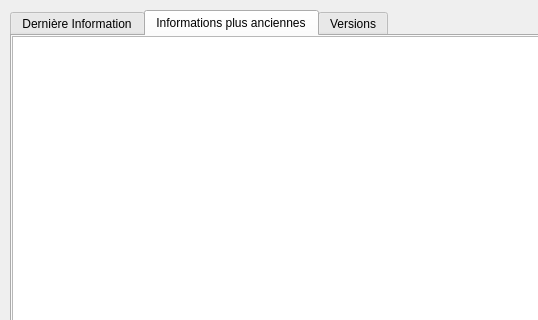
Old version of the form src/interface/informations/informations.ui in the repository mconsidine/previsat_archive; both pictures show x 0 to 538 and y 0 to 320 of the 800 by 540 pixel window.
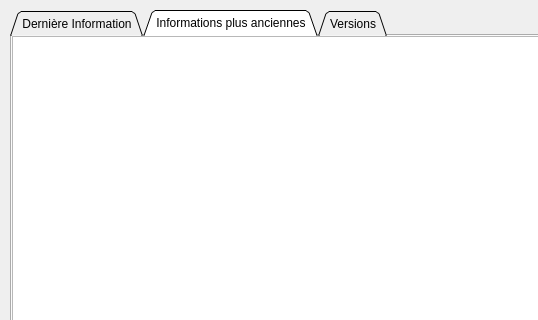
New version of the form. The open tabs and pages were chosen to show the change.

The edit to the form file:
```diff
--- a/src/interface/informations/informations.ui
+++ b/src/interface/informations/informations.ui
@@ -60,6 +60,9 @@
     <property name="autoFillBackground">
      <bool>true</bool>
     </property>
+    <property name="tabShape">
+     <enum>QTabWidget::Triangular</enum>
+    </property>
     <property name="currentIndex">
      <number>0</number>
     </property>
```
Left out of the diff: 4 changed lines with no effect on the pictures.
